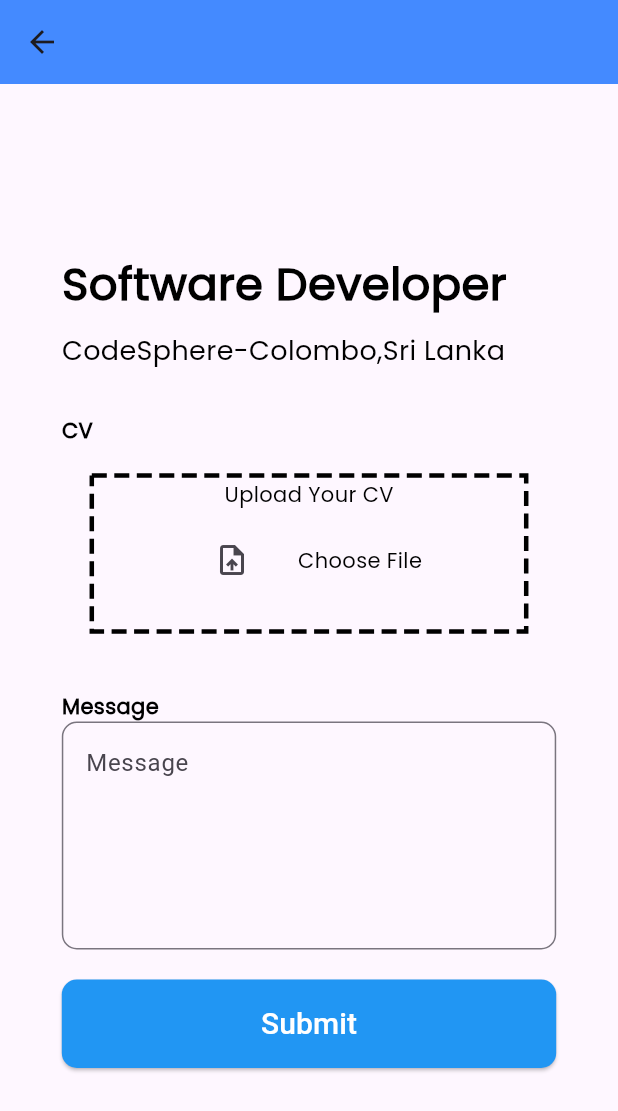
After one commit to sachithradale/jobapp, a Flutter app: the applicationSubmission screen opened by its route, after a tap on the "upload file" icon, on a phone screen of 412 x 824 dp. The commit adds this screen. Shown: the top 1111 px of the screen. Run offline on Flutter 3.47's test engine with Material 3 defaults, Android fonts, the phone set to English and light mode, and no system bars; drawn by our look-alikes of dotted_border; our stand-ins replace file_picker.

Commit message:
file upload

```diff
--- a/lib/main.dart
+++ b/lib/main.dart
@@ -1,6 +1,7 @@
 import 'package:flutter/material.dart';
 import 'package:jobapp/views/common/header.dart';
 import 'package:jobapp/views/screens/aboutMe.dart';
+import 'package:jobapp/views/screens/applicationSubmission.dart';
 import 'package:jobapp/views/screens/createJob.dart';
 import 'package:jobapp/views/screens/education.dart';
 import 'package:jobapp/views/screens/employerHome.dart';
@@ -39,6 +40,7 @@ class MyApp extends StatelessWidget {
         '/qualification': (context) =>  Qualification(),
         '/employerHome': (context) =>  EmployerHome(),
         '/createJob': (context) =>  CreateJob(),
+        '/jobApplication': (context) =>  applicationSubmission(),
       }
     );
   }
--- /dev/null
+++ b/lib/views/screens/applicationSubmission.dart
@@ -0,0 +1,126 @@
+import 'package:flutter/material.dart';
+import 'package:jobapp/views/common/fonts.dart';
+import 'package:jobapp/views/common/header.dart';
+import 'package:dotted_border/dotted_border.dart';
+import 'package:file_picker/file_picker.dart';
+import 'dart:io';
+
+import '../common/buttons.dart';
+
+class applicationSubmission extends StatefulWidget {
+  const applicationSubmission({super.key});
+
+  @override
+  State<applicationSubmission> createState() => _applicationSubmissionState();
+}
+
+class _applicationSubmissionState extends State<applicationSubmission> {
+  Map<String,dynamic> data= {
+    'position': 'Software Developer',
+    'jobtype': 'Full Time',
+    'workplace': 'On-Site',
+    'location': 'CodeSphere-Colombo,Sri Lanka',
+    'salaryLower': 5000,
+    'salaryUpper': 15000
+  };
+
+  String? selectedfileName;
+  List<int> fileBytes = <int>[];
+
+  Future<void> pickFile(StateSetter setState) async {
+    FilePickerResult? result = await FilePicker.platform.pickFiles();
+    if (result != null) {
+      PlatformFile file = result.files.single;
+      // print("File Type: " + file.extension.toString());
+      try {
+        File pickedFile = File(file.path!);
+        fileBytes = await pickedFile.readAsBytes();
+        setState(() {
+          selectedfileName = file.name;
+        });
+      } catch (e) {
+        print("Error reading file: $e");
+      }
+    } else {
+      print("File picking canceled");
+    }
+  }
+
+  @override
+  Widget build(BuildContext context) {
+    return Scaffold(
+      appBar:customizedAppBar(title: '').header(context),
+      body: Center(
+        child: SingleChildScrollView(
+          child: Container(
+            width: MediaQuery.of(context).size.width * 0.8,
+            child: Column(
+              crossAxisAlignment: CrossAxisAlignment.start,
+              mainAxisAlignment: MainAxisAlignment.center,
+              children: [
+                AppFonts.title(data['position'], Colors.black),
+                SizedBox(height: 10,),
+                AppFonts.subtitle(data['location'], Colors.black),
+                SizedBox(height: 30,),
+                AppFonts.customizeText('CV', Colors.black, 14, FontWeight.bold),
+                Container(
+                    padding: EdgeInsets.all(20), //padding of outer Container
+                    child: DottedBorder(
+                      color: Colors.black,//color of dotted/dash line
+                      strokeWidth: 3, //thickness of dash/dots
+                      dashPattern: [10,5],
+                      child: Container(
+                          height:100,
+                          width: MediaQuery.of(context).size.width * 0.8,
+                          child: Column(
+                            mainAxisAlignment: MainAxisAlignment.center,
+                            children: [
+                              AppFonts.customizeText('Upload Your CV', Colors.black, 14, FontWeight.normal),
+                              SizedBox(height: 10,),
+                              Row(
+                                mainAxisAlignment: MainAxisAlignment.center,
+                                children: [
+                                  IconButton(
+                                      onPressed: (){
+                                        pickFile(setState);
+                                      },
+                                      icon: Icon(Icons.upload_file)
+                                  ),
+                                  SizedBox(width: 20,),
+                                  AppFonts.customizeText('Choose File', Colors.black, 14, FontWeight.normal),
+                                ],
+                              ),
+                              selectedfileName != null ? AppFonts.customizeText(selectedfileName!, Colors.green, 14, FontWeight.normal) : Text(''),
+                            ],
+                          )
+                      ),
+                    )
+                ),
+                SizedBox(height: 20,),
+                AppFonts.customizeText('Message', Colors.black, 14, FontWeight.bold),
+                TextFormField(
+                  decoration: InputDecoration(
+                    focusedBorder: OutlineInputBorder(
+                      borderSide: BorderSide(color: Colors.black, width: 2.0),
+                      borderRadius: BorderRadius.circular(10),
+                    ),
+                    hintText: 'Message',
+                    border: OutlineInputBorder(
+                      borderSide: BorderSide(color: Colors.black, width: 2.0),
+                      borderRadius: BorderRadius.circular(10),
+                    ),
+                  ),
+                  maxLines: 5,
+                ),
+                SizedBox(height: 20,),
+                Button.formButtton('Submit', (){
+                  Navigator.pushNamed(context, '/profile');
+                }, MediaQuery.of(context).size.width * 0.8),
+              ],
+            ),
+          ),
+        ),
+      ),
+    );
+  }
+}
--- a/lib/views/screens/login.dart
+++ b/lib/views/screens/login.dart
@@ -42,6 +42,12 @@ class LoginPage extends StatelessWidget {
                     Navigator.pushNamed(context, '/employerHome')
                   }, MediaQuery.of(context).size.width * 0.8),
               SizedBox(height: 10,),
+              SizedBox(height: 10,),
+              Button.formButtton('job Application',
+                      () =>{
+                    Navigator.pushNamed(context, '/jobApplication')
+                  }, MediaQuery.of(context).size.width * 0.8),
+              SizedBox(height: 10,),
               Row(
                 mainAxisAlignment: MainAxisAlignment.center,
                 children: [
--- a/pubspec.yaml
+++ b/pubspec.yaml
@@ -46,6 +46,8 @@ dev_dependencies:
   # package. See that file for information about deactivating specific lint
   # rules and activating additional ones.
   flutter_lints: ^2.0.0
+  file_picker: ^4.0.0
+  dotted_border: ^2.0.0
 
 # For information on the generic Dart part of this file, see the
 # following page: https://dart.dev/tools/pub/pubspec
```
Also changed, not shown: pubspec.lock.
